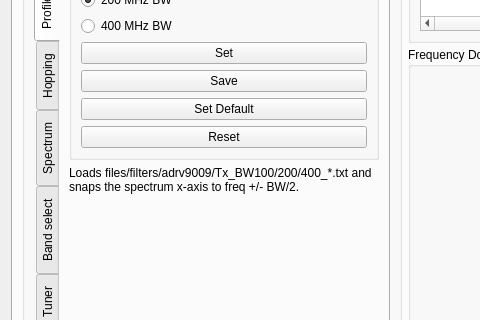
This is receiver/receivermain.ui in enigmafarsco-lang/iiS as Qt 5 draws it before an edit; both pictures show x 0 to 480 and y 151 to 471 of the 777 by 820 pixel window. The edited form follows.
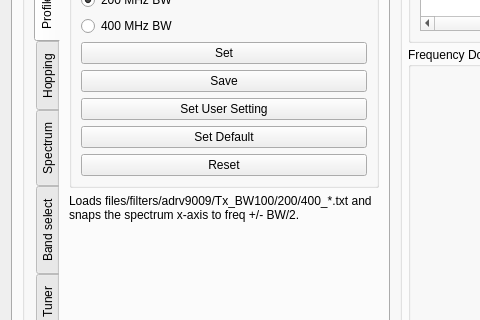
This is the edited form. The open tabs and pages were chosen to show the change. Custom widgets are drawn as their Qt base class.

Commit message: Settings in main project files/ (default_settings.ini shipped); profile change = set default settings, 1-2 s stabilize, then write profile; Save writes user_settings.ini, new Set User Setting loads it

Patch:
```diff
--- a/receiver/receivermain.ui
+++ b/receiver/receivermain.ui
@@ -222,6 +222,16 @@
                    </property>
                   </widget>
                  </item>
+                 <item>
+                  <widget class="QPushButton" name="btnSetUserSetting">
+                   <property name="toolTip">
+                    <string>Load the user settings file (files/user_settings.ini, saved with Save) into the software.</string>
+                   </property>
+                   <property name="text">
+                    <string>Set User Setting</string>
+                   </property>
+                  </widget>
+                 </item>
                  <item>
                   <widget class="QPushButton" name="btnSetDefault">
                    <property name="toolTip">
```
Left out of the diff: 4 changed lines with no effect on the pictures. The commit also changes 3 other files.
